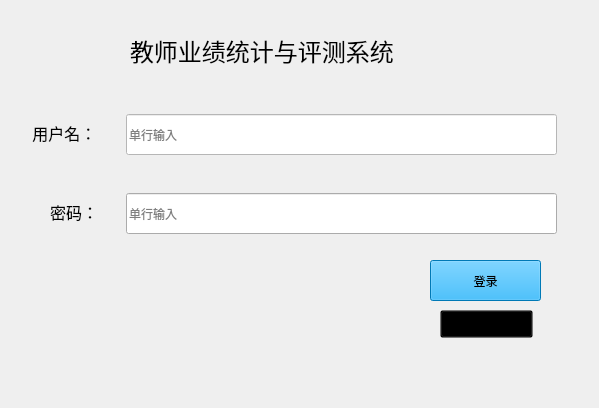
First picture: the form in resources/ui/LoginWindow.ui, repository holyswordZZQ/TPSES, before the edit.
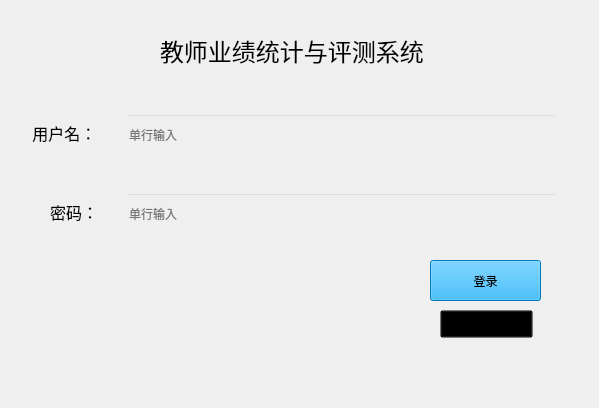
Second picture: the form after the edit. Icons and pictures are not drawn.

The edit to the form file:
```diff
--- a/resources/ui/LoginWindow.ui
+++ b/resources/ui/LoginWindow.ui
@@ -56,7 +56,7 @@
     </rect>
    </property>
    <property name="styleSheet">
-    <string notr="true">background-color: rgb(255, 255, 255);
+    <string notr="true">background-color: transparent;
 border-color: transparent;</string>
    </property>
    <property name="echoMode">
@@ -131,7 +131,7 @@
   <widget class="QLabel" name="label_3">
    <property name="geometry">
     <rect>
-     <x>130</x>
+     <x>160</x>
      <y>30</y>
      <width>351</width>
      <height>41</height>
@@ -156,6 +156,9 @@
      <height>41</height>
     </rect>
    </property>
+   <property name="styleSheet">
+    <string notr="true">background-color: transparent;</string>
+   </property>
    <property name="echoMode">
     <enum>QLineEdit::Password</enum>
    </property>
```
